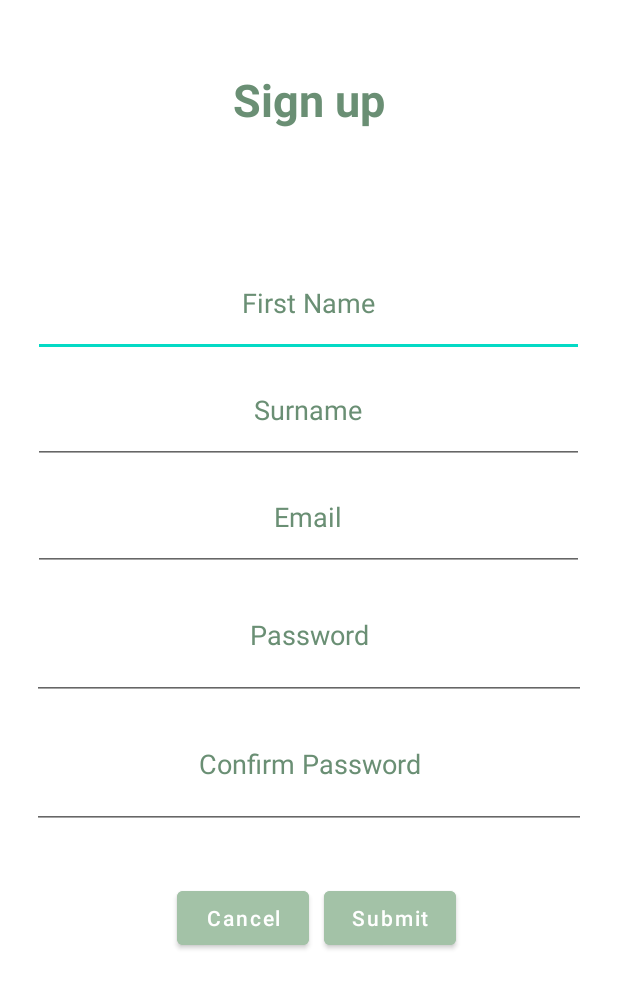
After one commit to TwilightFoxtrot/LoginPage, an Android app: the layout register_view.xml on its own in the app's theme, with its tools: preview values and no code run, on a phone screen of 412 x 824 dp. The commit adds this screen. Shown: the top 988 px of the screen. Run offline under Robolectric (Android 15) with nearby library versions, the phone set to English and light mode, and no system bars.

```diff
--- a/app/src/main/res/layout/activity_main.xml
+++ b/app/src/main/res/layout/activity_main.xml
@@ -11,21 +11,33 @@
         android:layout_width="match_parent"
         android:layout_height="match_parent"
         android:gravity="center"
-        android:background="#f6fff5"
+        android:background="@color/bgColor"
         android:padding="25dp"
         android:orientation="vertical">
 
         <ImageView
+            android:layout_gravity="center_horizontal"
             android:id="@+id/imageView2"
             android:layout_width="200dp"
             android:layout_height="200dp"
             app:srcCompat="@drawable/team_logo" />
+        <!--
+        <TextView
+            android:layout_width="wrap_content"
+            android:layout_height="wrap_content"
+            android:textSize="30dp"
+            android:textColor="@color/txtColor"
+            android:padding="10dp"
+            android:text="DALTA"/>
+
+            -->
+
 
         <TextView
             android:layout_width="wrap_content"
             android:layout_height="wrap_content"
             android:textSize="30dp"
-            android:textColor="#6a8f74"
+            android:textColor="@color/txtColor"
             android:padding="30dp"
             android:text="Login"/>
 
@@ -35,8 +47,8 @@
             android:layout_height="71dp"
             android:hint="Username"
             android:textAlignment="center"
-            android:textColor="#6a8f74"
-            android:textColorHint="#6a8f74" />
+            android:textColor="@color/txtColor"
+            android:textColorHint="@color/txtColor" />
 
         <EditText
             android:id="@+id/et_password"
@@ -45,8 +57,8 @@
             android:hint="Password"
             android:inputType="textPassword"
             android:textAlignment="center"
-            android:textColor="#6a8f74"
-            android:textColorHint="#6a8f74" />
+            android:textColor="@color/txtColor"
+            android:textColorHint="@color/txtColor" />
         <LinearLayout
             android:layout_width="match_parent"
             android:layout_height="wrap_content"
--- /dev/null
+++ b/app/src/main/res/layout/register_view.xml
@@ -0,0 +1,111 @@
+<?xml version="1.0" encoding="utf-8"?>
+<LinearLayout xmlns:android="http://schemas.android.com/apk/res/android"
+    android:layout_width="match_parent"
+    android:layout_height="match_parent"
+    android:orientation="vertical"
+    android:gravity="center_horizontal"
+    android:padding="16dp"
+    >
+
+
+    <TextView
+        android:layout_width="wrap_content"
+        android:layout_height="wrap_content"
+        android:textSize="30dp"
+        android:textColor="@color/txtColor"
+        android:padding="30dp"
+        android:text="Sign up"
+        android:textStyle="bold"
+        />
+
+    <EditText
+        android:id="@+id/et_first_name"
+        android:layout_width="367dp"
+        android:layout_height="71dp"
+        android:layout_marginTop="50sp"
+        android:hint="First Name"
+        android:textAlignment="center"
+        android:textColor="@color/txtColor"
+        android:textColorHint="@color/txtColor" />
+
+    <EditText
+        android:id="@+id/et_last_name"
+        android:layout_width="367dp"
+        android:layout_height="71dp"
+
+        android:hint="Surname"
+        android:textAlignment="center"
+        android:textColor="@color/txtColor"
+        android:textColorHint="@color/txtColor" />
+
+    <EditText
+        android:id="@+id/et_user_name"
+        android:layout_width="367dp"
+        android:layout_height="71dp"
+        android:hint="Email"
+        android:textAlignment="center"
+        android:textColor="@color/txtColor"
+        android:textColorHint="@color/txtColor" />
+
+    <EditText
+        android:id="@+id/et_password"
+        android:layout_width="369dp"
+        android:layout_height="86dp"
+        android:hint="Password"
+        android:inputType="textPassword"
+        android:textAlignment="center"
+        android:textColor="@color/txtColor"
+        android:textColorHint="@color/txtColor" />
+
+    <EditText
+        android:id="@+id/et_confirm_password"
+        android:layout_width="369dp"
+        android:layout_height="86dp"
+        android:hint="Confirm Password"
+        android:inputType="textPassword"
+        android:textAlignment="center"
+        android:textColor="@color/txtColor"
+        android:textColorHint="@color/txtColor" />
+
+    <LinearLayout
+        android:layout_width="match_parent"
+        android:layout_height="wrap_content"
+        android:gravity="center"
+        android:padding="25dp"
+        android:orientation="horizontal">
+        <Button
+            android:id="@+id/btn_reset"
+            android:backgroundTint="@color/btnColor"
+            android:text="Cancel"
+            android:layout_margin="10dp"
+            android:textColor="@color/white"
+            android:textAllCaps="false"
+            android:layout_width="wrap_content"
+            android:layout_height="wrap_content" />
+
+        <Button
+            android:id="@+id/btn_submit"
+            android:layout_width="wrap_content"
+            android:layout_height="wrap_content"
+            android:backgroundTint="@color/btnColor"
+            android:textColor="@color/white"
+            android:text="Submit"
+            android:textAllCaps="false"
+            android:textSize="14sp" />
+    </LinearLayout>
+
+
+
+
+
+
+
+
+
+
+
+
+
+
+
+</LinearLayout>
--- a/app/src/main/res/values/colors.xml
+++ b/app/src/main/res/values/colors.xml
@@ -8,4 +8,6 @@
     <color name="black">#FF000000</color>
     <color name="white">#FFFFFFFF</color>
     <color name="btnColor">#A3C2A7</color>
+    <color name="bgColor">#f6fff5</color>
+    <color name="txtColor">#6a8f74</color>
 </resources>
```
